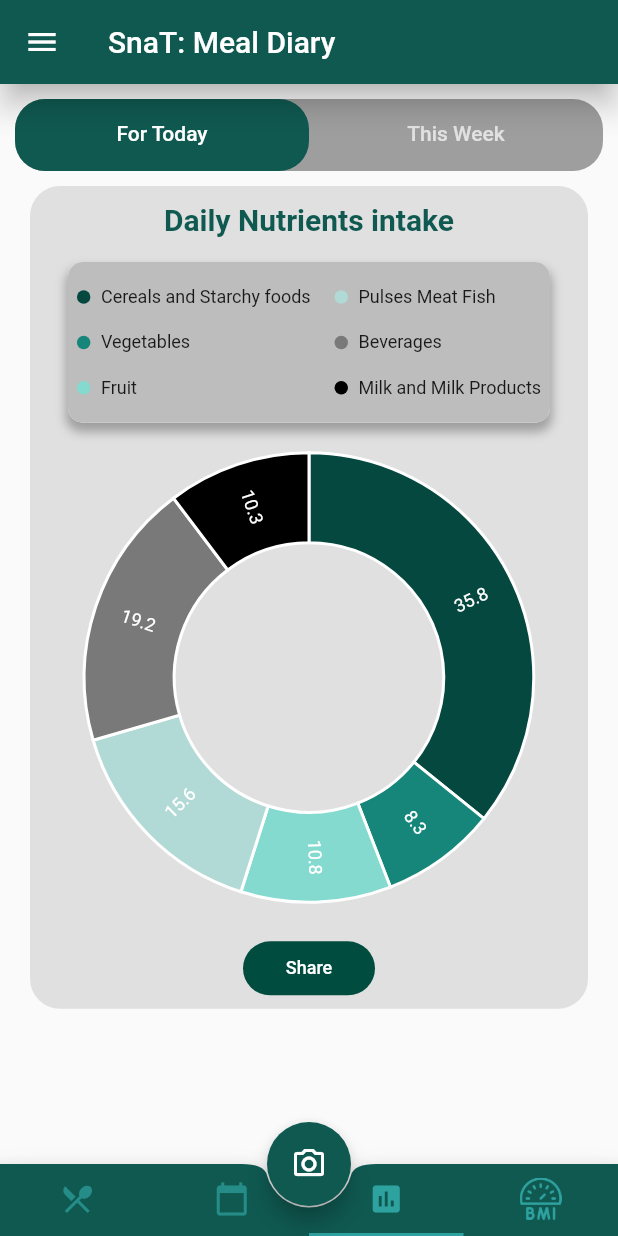
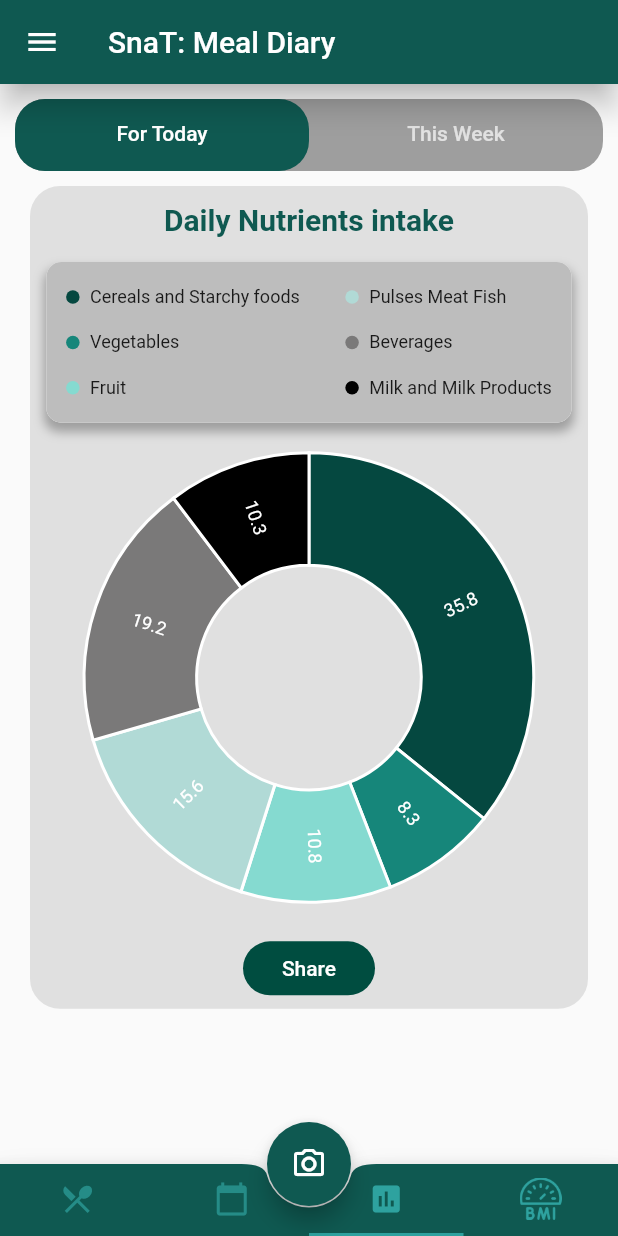
Before and after one commit to cepdnaclk/SnaT-meal-tracking-app, a Flutter app: the screen it shows after launch, item 3 of the bottom bar chosen, on a phone screen of 412 x 824 dp. Run offline on Flutter 3.47's test engine with Material 2 defaults, Android fonts, the light colour scheme and no system bars; drawn by our look-alikes of screenshot; our stand-ins replace camera, charts_flutter, cloud_firestore, firebase_auth, firebase_core, firebase_storage and 11 more; missing offline and left inert: flutter_3d_choice_chip, pretty_gauge; accounts and stored records are empty.

Commit message:
size changed

```diff
--- a/lib/Components/Tab_Views/chart_view.dart
+++ b/lib/Components/Tab_Views/chart_view.dart
@@ -8,10 +8,10 @@ import 'package:path_provider/path_provider.dart';
 import 'package:permission_handler/permission_handler.dart';
 import 'package:screenshot/screenshot.dart';
 import 'package:share_plus/share_plus.dart';
-import 'chart_view/barchart_model.dart';
-import 'chart_view/legend_container.dart';
-import 'chart_view/pieChart_model.dart';
-import 'chart_view/share_button.dart';
+import 'chart_view_components/barchart_model.dart';
+import 'chart_view_components/legend_container.dart';
+import 'chart_view_components/pieChart_model.dart';
+import 'chart_view_components/share_button.dart';
 
 class ChartView extends StatefulWidget {
   const ChartView({Key? key}) : super(key: key);
@@ -134,7 +134,7 @@ class _ChartViewState extends State<ChartView> {
                               ),
                               Container(
                                 height: size.height * 0.13,
-                                width: size.width * 0.78,
+                                width: size.width * 0.85,
                                 decoration: BoxDecoration(
                                   color: Colors.grey.shade400,
                                   borderRadius: BorderRadius.circular(10.0),
@@ -208,7 +208,7 @@ class _ChartViewState extends State<ChartView> {
                                   animate: true,
                                   animationDuration: Duration(seconds: 1),
                                   defaultRenderer: charts.ArcRendererConfig(
-                                    arcWidth: 60,
+                                    arcWidth: 75,
                                     arcRendererDecorators: [
                                       charts.ArcLabelDecorator(
                                           labelPosition:
--- a/lib/Components/Tab_Views/chart_view/share_button.dart
+++ b/lib/Components/Tab_Views/chart_view_components/share_button.dart
@@ -13,7 +13,7 @@ class Button extends StatelessWidget {
       ),
       child: const Text(
         'Share',
-        style: TextStyle(fontSize: 12.0),
+        style: TextStyle(fontSize: 14.0),
       ),
       color: Colors.teal.shade900,
       textColor: Colors.white,
```
Also changed, not shown: lib/Components/Tab_Views/chart_view_components/barchart_model.dart (renamed from lib/Components/Tab_Views/chart_view/barchart_model.dart), lib/Components/Tab_Views/chart_view_components/legend_container.dart (renamed from lib/Components/Tab_Views/chart_view/legend_container.dart), lib/Components/Tab_Views/chart_view_components/pieChart_model.dart (renamed from lib/Components/Tab_Views/chart_view/pieChart_model.dart).
